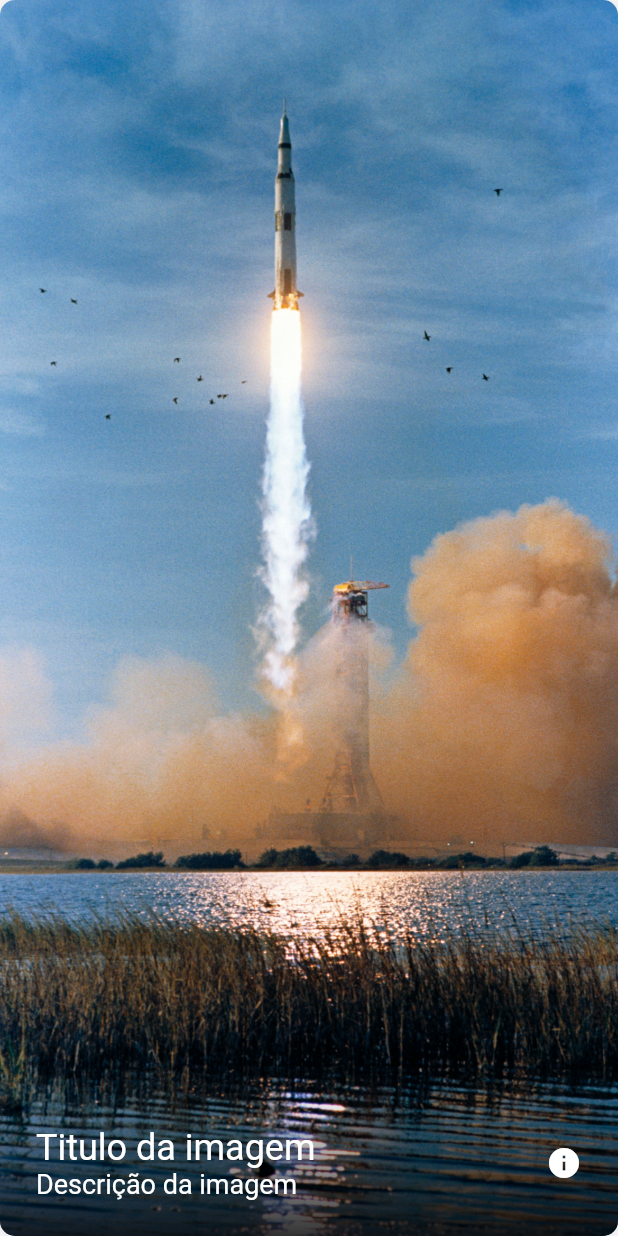
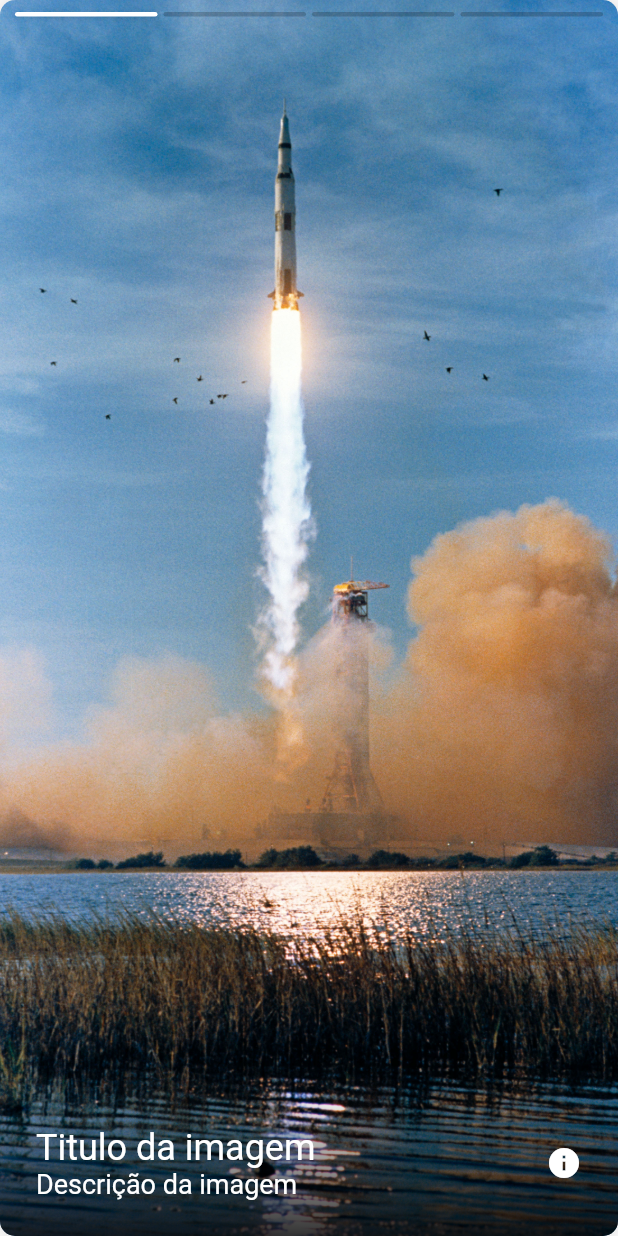
Before and after one commit to roger8b/flutter_tinder_cards, a Flutter app: the ProfileCard widget shown alone on an empty page, opened directly, on a phone screen of 412 x 824 dp. Run offline on Flutter 3.47's test engine with Material 2 defaults, Android fonts, the phone set to English and light mode, and no system bars; missing offline and left inert: fluttery.

```diff
--- a/lib/main.dart
+++ b/lib/main.dart
@@ -42,9 +42,15 @@ class ProfileCard extends StatefulWidget {
 
 class _ProfileCardState extends State<ProfileCard> {
   Widget _buildBackground() {
-    return new Image.asset(
-      'assets/images/001.jpg',
-      fit: BoxFit.cover,
+
+    return PhotoBrowser(
+      photoAssetPaths: [
+        'assets/images/001.jpg',
+        'assets/images/002.jpg',
+        'assets/images/003.jpg',
+        'assets/images/004.jpg'
+      ],
+      visiblePhotoIndex: 0,
     );
   }
 
@@ -119,6 +125,179 @@ class _ProfileCardState extends State<ProfileCard> {
             ),
           ),
         ));
+  }
+}
+
+class PhotoBrowser extends StatefulWidget {
+  final List<String> photoAssetPaths;
+  final int visiblePhotoIndex;
+
+  PhotoBrowser({
+    key,
+    this.photoAssetPaths,
+    this.visiblePhotoIndex,
+  });
+
+  @override
+  _PhotoBrowserState createState() => _PhotoBrowserState();
+}
+
+class _PhotoBrowserState extends State<PhotoBrowser> {
+  int visiblePhotoIndex;
+
+  @override
+  void initState() {
+    super.initState();
+    visiblePhotoIndex = widget.visiblePhotoIndex;
+  }
+
+  @override
+  void didUpdateWidget(PhotoBrowser oldWidget) {
+    if (widget.visiblePhotoIndex != oldWidget.visiblePhotoIndex) {
+      Future.delayed(Duration.zero, () =>
+      setState(() {
+        visiblePhotoIndex = widget.visiblePhotoIndex;
+      }));
+    }
+  }
+
+  void _prevImage() {
+    Future.delayed(Duration.zero, () =>
+    setState(() {
+      visiblePhotoIndex = visiblePhotoIndex > 0 ? visiblePhotoIndex - 1 : 0;
+    }));
+  }
+
+  void _nextImage() {
+    Future.delayed(Duration.zero, () =>
+    setState(() {
+      visiblePhotoIndex = visiblePhotoIndex < widget.photoAssetPaths.length - 1
+          ? visiblePhotoIndex + 1
+          : visiblePhotoIndex;
+    }));
+  }
+
+  Widget _buildPhotoControls() {
+    return new Stack(
+      fit: StackFit.expand,
+      children: <Widget>[
+        new GestureDetector(
+          onTap: _prevImage,
+          child: FractionallySizedBox(
+            widthFactor: 0.5,
+            heightFactor: 1.0,
+            alignment: Alignment.topLeft,
+            child: Container(
+              color: Colors.transparent,
+            ),
+          ),
+        ),
+        GestureDetector(
+          onTap: _nextImage,
+          child: FractionallySizedBox(
+            widthFactor: 0.5,
+            heightFactor: 1.0,
+            alignment: Alignment.topRight,
+            child: Container(
+              color: Colors.transparent,
+            ),
+          ),
+        )
+      ],
+    );
+  }
+
+  @override
+  Widget build(BuildContext context) {
+    return Stack(
+      fit: StackFit.expand,
+      children: <Widget>[
+        Image.asset(
+          widget.photoAssetPaths[visiblePhotoIndex],
+          fit: BoxFit.cover,
+        ),
+        Positioned(
+          top: 0.0,
+          left: 0.0,
+          right: 0.0,
+          child: SelectedPhotoIndicator(
+            photoCount: widget.photoAssetPaths.length,
+            visiblePhotoIndex: visiblePhotoIndex,
+          ),
+        ),
+
+        _buildPhotoControls()
+      ],
+    );
+  }
+}
+
+class SelectedPhotoIndicator extends StatelessWidget {
+  final int photoCount;
+  final int visiblePhotoIndex;
+
+  SelectedPhotoIndicator({
+    this.photoCount,
+    this.visiblePhotoIndex,
+  });
+
+  Widget _buildInactiveIndicator() {
+    return Expanded(
+      child: Padding(
+        padding: EdgeInsets.only(left: 2.0, right: 2.0),
+        child: Container(
+          height: 3.0,
+          decoration: new BoxDecoration(
+            color: Colors.black.withOpacity(0.2),
+            borderRadius: BorderRadius.circular(2.5),
+          ),
+        ),
+      ),
+    );
+  }
+
+  Widget _buildActiveIndicator() {
+    return Expanded(
+      child: Padding(
+        padding: EdgeInsets.only(left: 2.0, right: 2.0),
+        child: Container(
+          height: 3.0,
+          decoration: BoxDecoration(
+              color: Colors.white,
+              borderRadius: BorderRadius.circular(2.5),
+              boxShadow: [
+                BoxShadow(
+                  color: const Color(0x22000000),
+                  spreadRadius: 0.0,
+                  blurRadius: 2.0,
+                  offset: const Offset(0.0, 1.0),
+                )
+              ]),
+        ),
+      ),
+    );
+  }
+
+  List<Widget> _buildIndicators() {
+    List<Widget> indicators = [];
+    for (int i = 0; i < photoCount; ++i) {
+      indicators.add(
+        i == visiblePhotoIndex
+            ? _buildActiveIndicator()
+            : _buildInactiveIndicator(),
+      );
+    }
+    return indicators;
+  }
+
+  @override
+  Widget build(BuildContext context) {
+    return Padding(
+      padding: EdgeInsets.all(8.0),
+      child: Row(
+        children: _buildIndicators(),
+      ),
+    );
   }
 }
 
```
